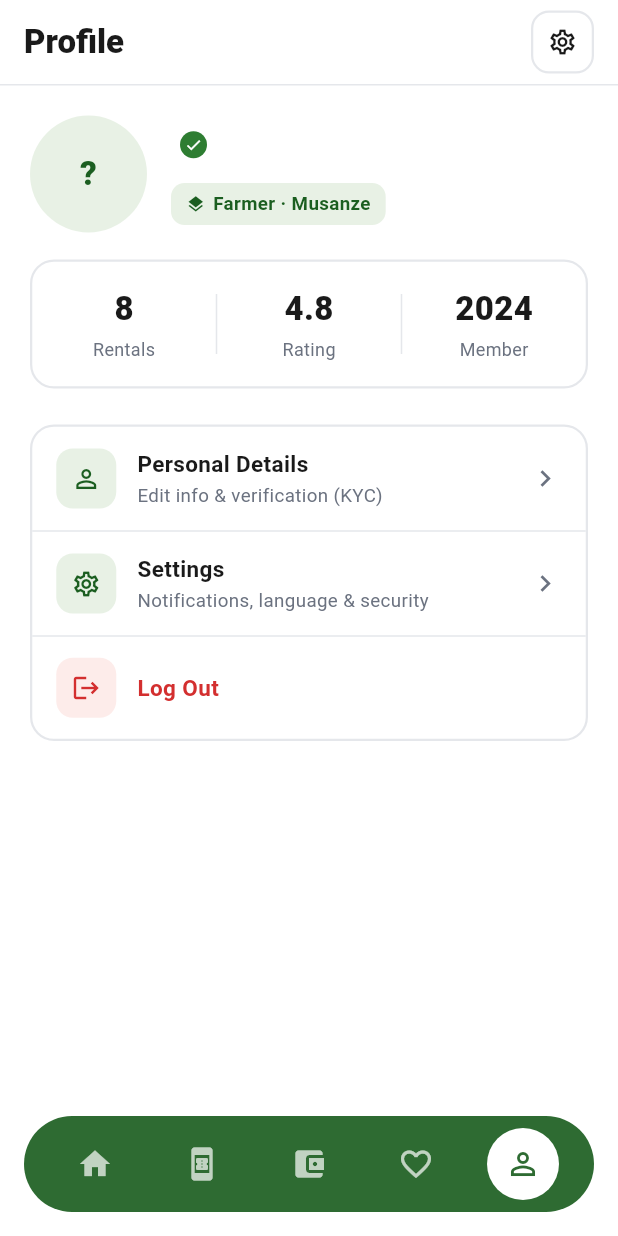
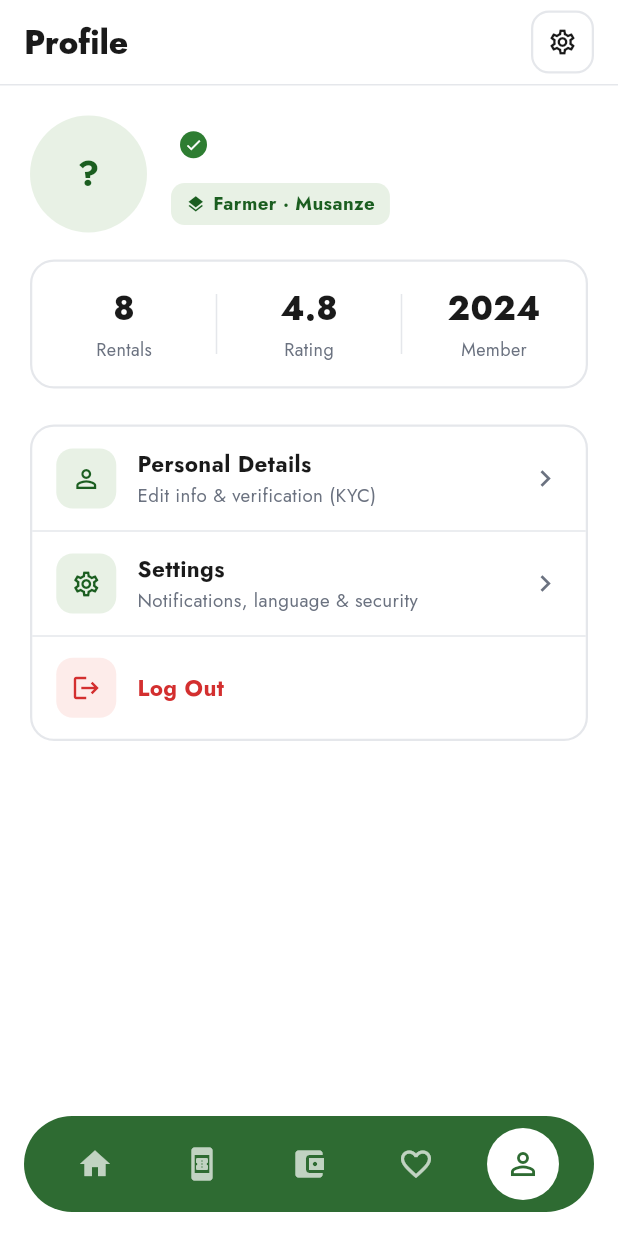
Before and after one commit to TWARIQABDUL/agri_rent, a Flutter app: the screen it shows once a user with an empty profile is signed in, item 5 of the bottom bar chosen, on a phone screen of 412 x 824 dp. Run offline on Flutter 3.47's test engine with Material 3 defaults, Android fonts, the phone set to English and light mode, and no system bars; our stand-ins replace cloud_firestore, equatable, firebase_auth, firebase_core, flutter_bloc, get_it and 4 more; accounts and stored records are empty.

Commit message:
chore(theme): adopt Jost via google_fonts for Futura-style typography

```diff
--- a/lib/main.dart
+++ b/lib/main.dart
@@ -1,12 +1,14 @@
+import 'package:firebase_core/firebase_core.dart';
 import 'package:flutter/material.dart';
-import 'package:firebase_core/firebase_core.dart';
 import 'package:flutter_bloc/flutter_bloc.dart';
-import 'firebase_options.dart';
-import 'injection_container.dart';
+import 'package:google_fonts/google_fonts.dart';
+
+import 'core/theme/app_colors.dart';
 import 'features/auth/presentation/bloc/auth_bloc.dart';
 import 'features/auth/presentation/pages/splash_page.dart';
 import 'features/equipment/presentation/bloc/equipment_bloc.dart';
-import 'core/theme/app_colors.dart';
+import 'firebase_options.dart';
+import 'injection_container.dart';
 
 void main() async {
   WidgetsFlutterBinding.ensureInitialized();
@@ -37,8 +39,7 @@ class MyApp extends StatelessWidget {
             seedColor: AppColors.primaryDark,
             primary: AppColors.primaryDark,
           ),
-          fontFamily:
-              'Roboto', // Defaulting to Roboto until custom fonts are added
+          textTheme: GoogleFonts.jostTextTheme(),
         ),
         home: const SplashPage(),
       ),
--- a/pubspec.yaml
+++ b/pubspec.yaml
@@ -43,6 +43,7 @@ dependencies:
   injectable: ^3.0.0
   cloud_firestore: ^6.7.1
   shared_preferences: ^2.3.0
+  google_fonts: ^6.2.1
 
 dev_dependencies:
   flutter_test:
```
Also changed, not shown: pubspec.lock.
